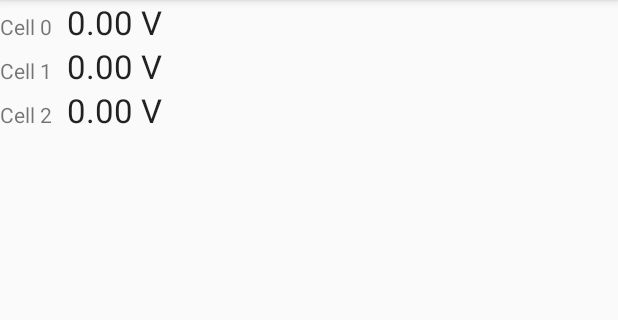
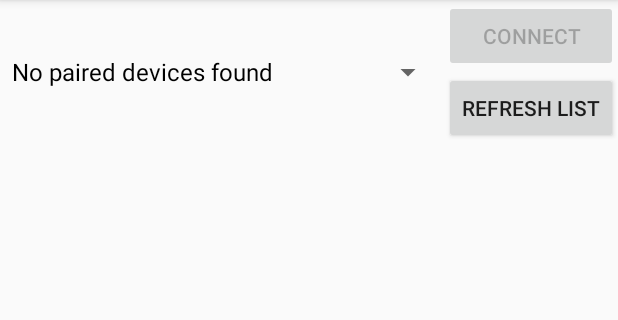
Before and after one commit to pmatyszok/highflyers-lipomon, an Android app: the screen it shows after launch (MainActivity), on a phone screen of 412 x 824 dp, the part 84-404 px from its top. Run offline under Robolectric (Android 15) with nearby library versions, the phone set to English and light mode, and no system bars; network calls fail.

```diff
--- a/mobile_v2/app/src/main/java/com/mwitas/highflyers/lipomon/BluetoothManager.java
+++ b/mobile_v2/app/src/main/java/com/mwitas/highflyers/lipomon/BluetoothManager.java
@@ -4,11 +4,11 @@ import android.app.Application;
 import android.bluetooth.BluetoothAdapter;
 import android.bluetooth.BluetoothDevice;
 import android.os.Handler;
-import android.util.Log;
-import android.widget.Toast;
 
+import com.simonguest.btxfr.ClientThread;
 import com.simonguest.btxfr.ServerThread;
 
+import java.io.IOException;
 import java.util.Set;
 
 /**
@@ -21,25 +21,41 @@ public class BluetoothManager extends Application {
     private static String TAG = "HF/LipoMon/BTmgr";
 
     protected static BluetoothAdapter adapter;
-    protected static Set<BluetoothDevice> pairedDevices;
     protected static Handler serverHandler;
+    protected static Handler clientHandler;
     protected static ServerThread serverThread;
+    protected static ClientThread clientThread;
 
     @Override
     public void onCreate() {
         super.onCreate();
 
+        try {
+            init();
+        } catch (IOException ex) {
+            // Do nothing
+        }
+    }
+
+    private static void init() throws IOException
+    {
         adapter = BluetoothAdapter.getDefaultAdapter();
         if (adapter != null) {
-            if (adapter.isEnabled()) {
-                pairedDevices = adapter.getBondedDevices();
-            } else {
-                Toast.makeText(this, "Bluetooth disabled", Toast.LENGTH_LONG).show();
-                Log.e(TAG, "Bluetooth is not enabled");
+            if (!adapter.isEnabled()) {
+                throw new IOException("Bluetooth is disabled");
             }
         } else {
-            Toast.makeText(this, "Bluetooth adapter not found", Toast.LENGTH_LONG).show();
-            Log.d(TAG, "Bluetooth adapter not found");
+            throw new IOException("Bluetooth adapter not found");
         }
     }
+
+    public void RefreshManager() throws IOException
+    {
+        init();
+    }
+
+    public static Set<BluetoothDevice> getPairedDevices() throws IOException {
+        init();
+        return adapter.getBondedDevices();
+    }
 }
--- a/mobile_v2/app/src/main/java/com/mwitas/highflyers/lipomon/MainActivity.java
+++ b/mobile_v2/app/src/main/java/com/mwitas/highflyers/lipomon/MainActivity.java
@@ -1,92 +1,150 @@
 package com.mwitas.highflyers.lipomon;
 
 import android.bluetooth.BluetoothDevice;
+import android.content.Context;
 import android.os.Bundle;
 import android.os.Handler;
 import android.os.Message;
-import android.support.v7.app.ActionBarActivity;
+import android.support.v7.app.AppCompatActivity;
 import android.util.Log;
 import android.view.Menu;
 import android.view.MenuItem;
-import android.widget.LinearLayout;
-import android.widget.TextView;
+import android.view.View;
+import android.widget.ArrayAdapter;
+import android.widget.Button;
+import android.widget.Spinner;
 import android.widget.Toast;
 
+import com.simonguest.btxfr.ClientThread;
 import com.simonguest.btxfr.MessageType;
 import com.simonguest.btxfr.ServerThread;
 
+import java.io.IOException;
+import java.util.ArrayList;
 import java.util.Set;
 
 
-public class MainActivity extends ActionBarActivity {
+public class MainActivity extends AppCompatActivity {
     private static String TAG = "HF/LipoMon/MainActivity";
 
-    CircularBuffer<MonitorEntry> entries = new CircularBuffer<>(150);
+    private static Context context;
+    private int noOfPairedDevices = 0;
+
+    private CircularBuffer<MonitorEntry> entries = new CircularBuffer<>(150);
+    private boolean serverStarted = false;
+
+    protected Button btnConnect;
+    protected Button btnRefresh;
+    protected Spinner spnDevicesList;
 
     @Override
     protected void onCreate(Bundle savedInstanceState) {
         super.onCreate(savedInstanceState);
-        CreateLayout(Definitions.NumberOfCells);
+        setContentView(R.layout.activity_main_v2);
 
-        BluetoothManager.serverHandler = new Handler() {
-            @Override
-            public void handleMessage(Message msg) {
-                Log.d(TAG, "New message received");
-                switch (msg.what) {
-                    case MessageType.DATA_RECEIVED: {
-                        MonitorEntry e = new MonitorEntry((String)msg.obj);
-                        entries.push(e);
-                        Log.d(TAG, (String) msg.obj);
-                    } break;
+        context = this;
+
+        try {
+            initializeServerThread();
+            serverStarted = true;
+        } catch(IOException ex) {
+            Toast.makeText(this, ex.getMessage(), Toast.LENGTH_SHORT).show();
+            serverStarted = false;
+        }
+
+        setBluetoothHandlers();
+
+        fillDeviceDataList();
+        bindButtons();
+        setButtons();
+    }
+
+    private void setBluetoothHandlers() {
+        BluetoothManager.serverHandler = new ServerHandler();
+        BluetoothManager.clientHandler = new ClientHandler();
+    }
+
+    private void setButtons() {
+        boolean connectEnabled = (noOfPairedDevices != 0);
+        btnConnect.setEnabled(connectEnabled);
+    }
+
+    private void bindButtons() {
+        btnConnect = (Button) findViewById(R.id.btn_connect);
+        btnRefresh = (Button) findViewById(R.id.btn_refresh);
+
+        if (btnConnect != null && btnRefresh != null) {
+            btnConnect.setOnClickListener(new View.OnClickListener() {
+                @Override
+                public void onClick(View v) {
+                    // TODO - connect button handler
+                    DeviceData deviceData = (DeviceData) spnDevicesList.getSelectedItem();
+                    for (BluetoothDevice device : BluetoothManager.adapter.getBondedDevices()) {
+                        if (device.getAddress().contains(deviceData.getValue())) {
+                            Log.v(TAG, "Starting client thread");
+                            if (BluetoothManager.clientThread != null) {
+                                BluetoothManager.clientThread.cancel();
+                            }
+                            BluetoothManager.adapter.cancelDiscovery();
+                            BluetoothManager.clientThread = new ClientThread(device, BluetoothManager.clientHandler);
+                            BluetoothManager.clientThread.start();
+                        }
+                    }
                 }
+            });
+
+            btnRefresh.setOnClickListener(new View.OnClickListener() {
+                @Override
+                public void onClick(View v) {
+                    fillDeviceDataList();
+                    setButtons();
+                }
+            });
+        } else {
+            Log.e(TAG, "Spinner buttons not found");
+        }
+    }
+
+    private void fillDeviceDataList() {
+        ArrayList<DeviceData> deviceDataList = new ArrayList<>();
+        int devicesFound = 0;
+
+        try {
+            Set<BluetoothDevice> pairedDevices = BluetoothManager.getPairedDevices();
+            devicesFound = pairedDevices.size();
+
+            for (BluetoothDevice device : pairedDevices) {
+                deviceDataList.add(new DeviceData(device.getName(), device.getAddress()));
             }
-        };
+        } catch (IOException e) {
+            deviceDataList.add(DeviceData.NO_PAIRED_DEVICES);
+            Toast.makeText(context, e.getMessage(), Toast.LENGTH_SHORT).show();
+        }
 
-        Set<BluetoothDevice> pairedDevices = BluetoothManager.pairedDevices;
-        if (pairedDevices != null) {
+        spnDevicesList = (Spinner) findViewById(R.id.spn_devices_list);
+        if (spnDevicesList != null) {
+            ArrayAdapter<DeviceData> deviceArrayAdapter = new ArrayAdapter<>(this, R.layout.support_simple_spinner_dropdown_item, deviceDataList);
+            deviceArrayAdapter.setDropDownViewResource(R.layout.support_simple_spinner_dropdown_item);
+            spnDevicesList.setAdapter(deviceArrayAdapter);
+        }
+
+        noOfPairedDevices = devicesFound;
+    }
+
+    private boolean initializeServerThread() throws IOException {
+        Set<BluetoothDevice> pairedDevices = BluetoothManager.getPairedDevices();
+
+        if (pairedDevices != null && !pairedDevices.isEmpty())
+        {
             if (BluetoothManager.serverThread == null) {
-                String msg = "Starting server thread. Able to accept data.";
-                Log.v(TAG, msg);
-                Toast.makeText(this, msg, Toast.LENGTH_SHORT).show();
                 BluetoothManager.serverThread = new ServerThread(BluetoothManager.adapter, BluetoothManager.serverHandler);
                 BluetoothManager.serverThread.start();
             }
         } else {
-            String msg = "No paired devices found";
-            Toast.makeText(this, msg, Toast.LENGTH_LONG).show();
-            Log.i(TAG, msg);
-        }
-    }
-
-    private void CreateLayout(Integer numberOfCells) {
-        LinearLayout parent = new LinearLayout(this);
-        parent.setOrientation(LinearLayout.VERTICAL);
-
-        for (Integer i=0; i < numberOfCells; ++i) {
-            LinearLayout children = new LinearLayout(this);
-            TextView lbl_title_new = new TextView(this);
-            TextView lbl_value_new = new TextView(this);
-
-            children.setOrientation(LinearLayout.HORIZONTAL);
-            children.setLayoutParams(new LinearLayout.LayoutParams(LinearLayout.LayoutParams.MATCH_PARENT,
-                    LinearLayout.LayoutParams.WRAP_CONTENT));
-
-            lbl_title_new.setText("Cell " + i.toString());
-            lbl_title_new.setPadding(0, 0, 15, 0);
-            lbl_title_new.setId(numberOfCells + i);
-
-            lbl_value_new.setText(getString(R.string.lbl_val_cell_placeholder));
-            lbl_value_new.setTextAppearance(this, R.style.TextAppearance_AppCompat_Large);
-            lbl_value_new.setId(i);
-
-            children.addView(lbl_title_new);
-            children.addView(lbl_value_new);
-
-            parent.addView(children);
+            throw new IOException(getString(R.string.bt_no_paired_Devices_found));
         }
 
-        addContentView(parent, new LinearLayout.LayoutParams(LinearLayout.LayoutParams.MATCH_PARENT,
-                LinearLayout.LayoutParams.MATCH_PARENT));
+        return true;
     }
 
     @Override
@@ -110,4 +168,67 @@ public class MainActivity extends ActionBarActivity {
 
         return super.onOptionsItemSelected(item);
     }
+
+    static class DeviceData {
+        public static final DeviceData NO_PAIRED_DEVICES = new DeviceData("No paired devices found",
+                "00-00-00-00-00-00");
+
+        public DeviceData(String spinnerText, String value) {
+            this.spinnerText = spinnerText;
+            this.value = value;
+        }
+
+        public String getValue() {
+            return value;
+        }
+
+        public String toString() {
+            return spinnerText;
+        }
+
+        String spinnerText;
+        String value;
+    }
+
+    class ServerHandler extends Handler {
+        @Override
+        public void handleMessage(Message message) {
+            switch(message.what) {
+                case MessageType.DATA_RECEIVED: {
+                    Toast.makeText(context, "Data received " + message.toString(), Toast.LENGTH_SHORT).show();
+                    break;
+                }
+            }
+        }
+    }
+
+    private class ClientHandler extends Handler {
+        @Override
+        public void handleMessage(Message message) {
+            String msg = null;
+            switch (message.what) {
+                case MessageType.READY_FOR_DATA: {
+                    msg = "Ready for data";
+                    break;
+                }
+
+                case MessageType.COULD_NOT_CONNECT: {
+                    msg = "Could not connect to the paired device";
+                    break;
+                }
+
+                case MessageType.SENDING_DATA: {
+                    msg = "Sending data";
+                    break;
+                }
+
+                case MessageType.DATA_SENT_OK: {
+                    msg = "Data sent ok";
+                    break;
+                }
+            }
+
+            Toast.makeText(context, msg, Toast.LENGTH_SHORT).show();
+        }
+    }
 }
--- a/mobile_v2/app/src/main/java/com/simonguest/btxfr/ClientThread.java
+++ b/mobile_v2/app/src/main/java/com/simonguest/btxfr/ClientThread.java
@@ -13,7 +13,7 @@ import java.io.OutputStream;
 import java.util.UUID;
 
 public class ClientThread extends Thread {
-    private final String TAG = "android-btxfr/ClientThread";
+    private final String TAG = "btxfr/ClientThread";
     private final BluetoothSocket socket;
     private final Handler handler;
     public Handler incomingHandler;
@@ -27,6 +27,8 @@ public class ClientThread extends Thread {
         } catch (Exception e) {
             Log.e(TAG, e.toString());
         }
+
+        Log.v(TAG, "Socket created");
         this.socket = tempSocket;
     }
 
--- a/mobile_v2/app/src/main/java/com/simonguest/btxfr/Constants.java
+++ b/mobile_v2/app/src/main/java/com/simonguest/btxfr/Constants.java
@@ -5,5 +5,5 @@ class Constants {
     protected static final int HEADER_MSB = 0x10;
     protected static final int HEADER_LSB = 0x55;
     protected static final String NAME = "ANDROID-BTXFR";
-    protected static final String UUID_STRING = "00001101-0000-1000-8000-00805F9B34AC";
+    protected static final String UUID_STRING = "b7eba3af-ecb7-4195-8302-851ca790a00a";
 }
--- /dev/null
+++ b/mobile_v2/app/src/main/res/layout/activity_main_v2.xml
@@ -0,0 +1,53 @@
+<?xml version="1.0" encoding="utf-8"?>
+<RelativeLayout xmlns:android="http://schemas.android.com/apk/res/android"
+    android:layout_width="match_parent"
+    android:layout_height="match_parent">
+
+    <Spinner
+        android:layout_width="wrap_content"
+        android:layout_height="wrap_content"
+        android:id="@+id/spn_devices_list"
+        android:layout_toLeftOf="@+id/btn_connect"
+        android:layout_alignParentTop="true"
+        android:layout_alignParentLeft="true"
+        android:spinnerMode="dialog"
+        android:layout_alignBottom="@+id/btn_refresh" />
+
+    <Button
+        style="?android:attr/buttonStyleSmall"
+        android:layout_width="wrap_content"
+        android:layout_height="wrap_content"
+        android:text="@string/btn_connect"
+        android:id="@+id/btn_connect"
+        android:layout_alignParentTop="true"
+        android:layout_alignParentRight="true"
+        android:layout_alignLeft="@+id/btn_refresh"
+        android:layout_alignStart="@+id/btn_refresh" />
+
+    <Button
+        style="?android:attr/buttonStyleSmall"
+        android:layout_width="wrap_content"
+        android:layout_height="wrap_content"
+        android:text="@string/btn_refresh_list"
+        android:id="@+id/btn_refresh"
+        android:layout_below="@+id/btn_connect"
+        android:layout_alignParentRight="true"
+        android:layout_alignParentEnd="true" />
+
+    <ScrollView
+        android:layout_width="wrap_content"
+        android:layout_height="wrap_content"
+        android:id="@+id/scrollView"
+        android:layout_below="@+id/spn_devices_list"
+        android:layout_alignParentLeft="true"
+        android:layout_alignParentStart="true"
+        android:layout_alignParentRight="true"
+        android:layout_alignParentBottom="true" >
+
+        <ListView
+            android:layout_width="wrap_content"
+            android:layout_height="wrap_content"
+            android:id="@+id/listView" />
+    </ScrollView>
+
+</RelativeLayout>
--- a/mobile_v2/app/src/main/res/values/strings.xml
+++ b/mobile_v2/app/src/main/res/values/strings.xml
@@ -4,4 +4,7 @@
     <string name="action_settings">Settings</string>
     <string name="lbl_cell_placeholder">Cell placeholder</string>
     <string name="lbl_val_cell_placeholder">0.00 V</string>
+    <string name="bt_no_paired_Devices_found">No paired devices found</string>
+    <string name="btn_refresh_list">Refresh list</string>
+    <string name="btn_connect">Connect</string>
 </resources>
```
